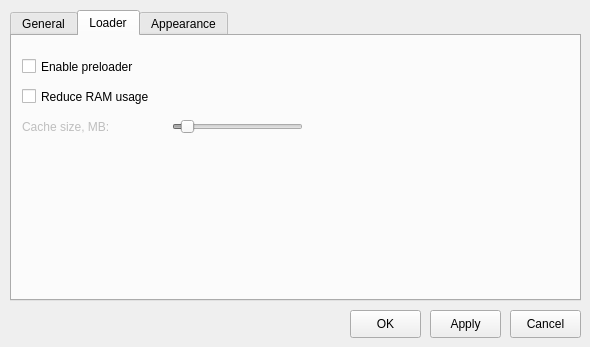
do-i/thumbgrid, file settingsdialog.ui: the form before one commit.
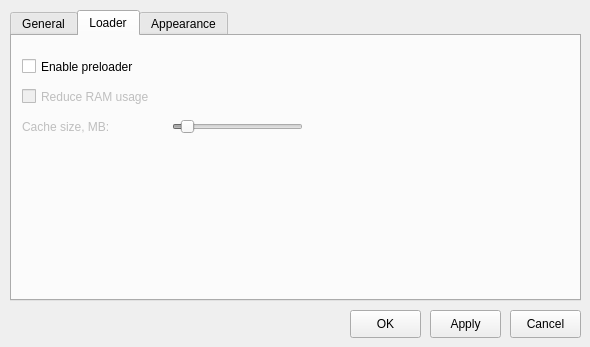
The form after the commit. The open tabs and pages were chosen to show the change. Custom widgets are drawn as their Qt base class.

What changed in the file:
```diff
--- a/settingsdialog.ui
+++ b/settingsdialog.ui
@@ -393,7 +393,7 @@
     </widget>
     <widget class="QCheckBox" name="reduceRamCheckBox">
      <property name="enabled">
-      <bool>true</bool>
+      <bool>false</bool>
      </property>
      <property name="geometry">
       <rect>
```
Left out of the diff: 2 changed lines with no effect on the pictures.
